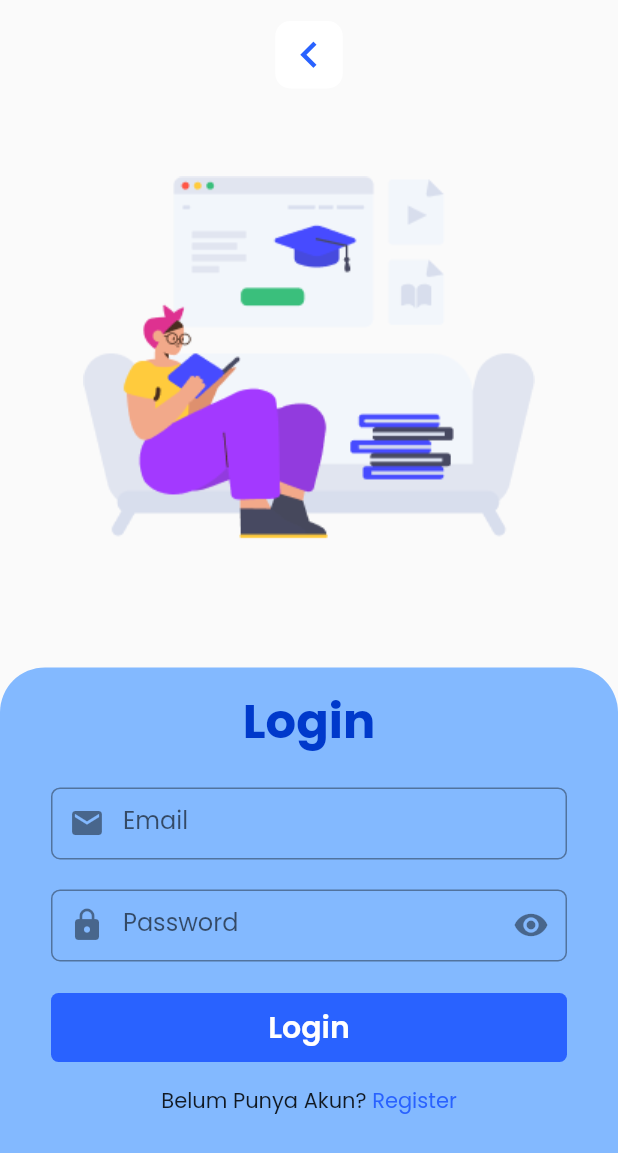
After one commit to agusprayogi02/bank_soal, a Flutter app: the SignUpPage screen opened by its route, on a phone screen of 412 x 824 dp. The commit adds this screen. Shown: the top 1153 px of the screen. Run offline on Flutter 3.47's test engine with Material 2 defaults, Android fonts, the phone set to English and light mode, and no system bars; our stand-ins replace equatable, get, velocity_x.

Commit message:
(+) signUp

```diff
--- a/lib/bindings/auth_binding.dart
+++ b/lib/bindings/auth_binding.dart
@@ -1,4 +1,5 @@
-import 'package:bank_soal/pages/signIn/signin_controller.dart';
+import 'package:bank_soal/pages/login/signin_controller.dart';
+import 'package:bank_soal/pages/register/signup_controller.dart';
 import 'package:bank_soal/repositories/auth_repository.dart';
 import 'package:bank_soal/services/api/user_api.dart';
 import 'package:get/get.dart';
@@ -7,6 +8,7 @@ class AuthBinding implements Bindings {
   @override
   void dependencies() {
     Get.lazyPut<AuthRepository>(() => AuthRepositoryImp(apiClient: UserApiClient()));
-    Get.lazyPut(() => SignInController(Get.find<AuthRepository>()));
+    Get.lazyPut(() => SignInController(repository: Get.find<AuthRepository>()));
+    Get.lazyPut(() => SignUpController(repository: Get.find<AuthRepository>()));
   }
 }
--- a/lib/pages/signIn/signin_controller.dart
+++ b/lib/pages/login/signin_controller.dart
@@ -5,8 +5,8 @@ import 'package:get/get.dart';
 class SignInController extends GetxController {
   static SignInController get to => Get.find();
 
-  final AuthRepository authRepo;
-  SignInController(this.authRepo);
+  final AuthRepository repository;
+  SignInController({this.repository});
 
   final email = "".obs;
   final password = "".obs;
--- a/lib/pages/signIn/sigin_page.dart
+++ b/lib/pages/login/signin_page.dart
@@ -1,7 +1,7 @@
 import 'package:bank_soal/components/button/rounded_back.dart';
 import 'package:bank_soal/components/costom_text_form.dart';
 import 'package:bank_soal/components/button/rounded_button.dart';
-import 'package:bank_soal/pages/signIn/signin_controller.dart';
+import 'package:bank_soal/pages/login/signin_controller.dart';
 import 'package:bank_soal/utils/app_pages.dart';
 import 'package:bank_soal/utils/utils.dart';
 import 'package:flutter/material.dart';
--- /dev/null
+++ b/lib/pages/register/signup_controller.dart
@@ -0,0 +1,20 @@
+import 'package:bank_soal/repositories/auth_repository.dart';
+import 'package:get/get.dart';
+import 'package:meta/meta.dart';
+
+class SignUpController extends GetxController {
+  final AuthRepository repository;
+  SignUpController({@required this.repository}) : assert(repository != null);
+
+  final fist = ''.obs;
+  final last = ''.obs;
+  final email = ''.obs;
+  final password = ''.obs;
+  final jk = ''.obs;
+
+  void onFist(val) => this.fist.value = val;
+  void onLast(val) => this.last.value = val;
+  void onEmail(val) => this.email.value = val;
+  void onPassword(val) => this.password.value = val;
+  void onJk(val) => this.jk.value = val;
+}
--- /dev/null
+++ b/lib/pages/register/signup_page.dart
@@ -0,0 +1,96 @@
+import 'package:bank_soal/components/button/rounded_back.dart';
+import 'package:bank_soal/components/button/rounded_button.dart';
+import 'package:bank_soal/components/costom_text_form.dart';
+import 'package:bank_soal/pages/login/signin_controller.dart';
+import 'package:bank_soal/utils/app_pages.dart';
+import 'package:bank_soal/utils/utils.dart';
+import 'package:flutter/material.dart';
+import 'package:get/get.dart';
+import 'package:velocity_x/velocity_x.dart';
+
+class SignUpPage extends GetView<SignInController> {
+  @override
+  Widget build(BuildContext context) {
+    var w = Get.width, h = Get.height;
+    return Scaffold(
+      appBar: AppBar(
+        toolbarHeight: 0,
+      ),
+      body: Container(
+        child: Stack(
+          children: [
+            Column(
+              children: [
+                RoundedBack(onPress: () => Get.back()).marginAll(14),
+                Container(width: w, child: Image.asset("assets/img/study.png")),
+              ],
+            ),
+            Column(
+              children: [
+                Spacer(),
+                Container(
+                  decoration: BoxDecoration(
+                    color: lightC,
+                    borderRadius: BorderRadius.vertical(top: Radius.circular(30)),
+                  ),
+                  height: h * 0.46,
+                  padding: EdgeInsets.symmetric(horizontal: 34, vertical: 12),
+                  child: Obx(
+                    () => Column(
+                      children: [
+                        "Login".text.size(32).color(dartPrimaryC).bold.make(),
+                        SizedBox(
+                          height: 20,
+                        ),
+                        CustomTextForm(
+                          labelText: "Email",
+                          autocorrect: false,
+                          onChanged: SignInController.to.onEmail,
+                          prefixIcon: Icon(Icons.email),
+                        ),
+                        SizedBox(
+                          height: 20,
+                        ),
+                        CustomTextForm(
+                          labelText: "Password",
+                          autocorrect: false,
+                          obscureText: SignInController.to.enable.value,
+                          onChanged: SignInController.to.onPass,
+                          prefixIcon: Icon(Icons.lock),
+                          suffixIcon: GestureDetector(
+                            onTap: SignInController.to.onSecure,
+                            child: Icon(Icons.visibility),
+                          ),
+                        ),
+                        SizedBox(
+                          height: 20,
+                        ),
+                        RoundedButton(
+                          label: "Login",
+                          size: 20,
+                          onPress: () {},
+                          width: w,
+                        ),
+                        Row(
+                          mainAxisAlignment: MainAxisAlignment.center,
+                          children: [
+                            "Belum Punya Akun? ".text.make(),
+                            "Register"
+                                .text
+                                .color(primaryC)
+                                .make()
+                                .onInkTap(() => Get.toNamed(Routes.HOME))
+                          ],
+                        ).marginOnly(top: 15)
+                      ],
+                    ),
+                  ),
+                ),
+              ],
+            )
+          ],
+        ),
+      ),
+    );
+  }
+}
--- a/lib/utils/app_pages.dart
+++ b/lib/utils/app_pages.dart
@@ -1,6 +1,7 @@
 import 'package:bank_soal/bindings/auth_binding.dart';
+import 'package:bank_soal/pages/register/signup_page.dart';
 import 'package:bank_soal/pages/home_page.dart';
-import 'package:bank_soal/pages/signIn/sigin_page.dart';
+import 'package:bank_soal/pages/login/signin_page.dart';
 import 'package:bank_soal/pages/welcome_page.dart';
 import 'package:get/get.dart';
 part './app_routes.dart';
@@ -12,6 +13,7 @@ abstract class AppPages {
       page: () => HomePage(),
     ),
     GetPage(name: Routes.INITIAL, page: () => WelcomePage()),
-    GetPage(name: Routes.LOGIN, page: () => SignInPage(), binding: AuthBinding())
+    GetPage(name: Routes.LOGIN, page: () => SignInPage(), binding: AuthBinding()),
+    GetPage(name: Routes.REGISTER, page: () => SignUpPage(), binding: AuthBinding())
   ];
 }
--- a/lib/utils/app_routes.dart
+++ b/lib/utils/app_routes.dart
@@ -4,5 +4,6 @@ abstract class Routes {
   static const INITIAL = '/';
   static const HOME = '/home';
   static const LOGIN = '/login';
+  static const REGISTER = '/register';
   static const CADASTRO = '/cadastro';
 }
```
